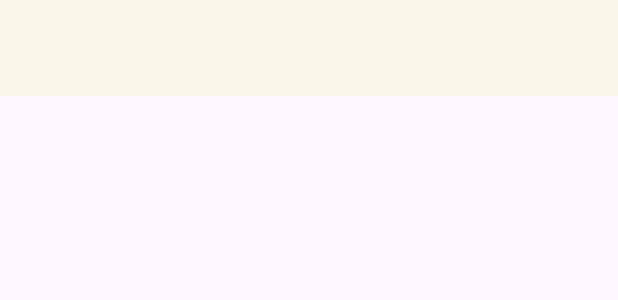
After one commit to amdsantos/horta-real, an Android app: the layout toolbar.xml on its own in the app's theme, with its tools: preview values and no code run, on a phone screen of 412 x 824 dp. The commit adds this screen. Shown: the top 300 px of the screen. Run offline under Robolectric (Android 15) with nearby library versions, the phone set to English and light mode, and no system bars.

Commit message:
CRIA toolbar

```diff
--- a/app/build.gradle
+++ b/app/build.gradle
@@ -34,11 +34,12 @@ android {
 
 dependencies {
 
-    implementation 'androidx.core:core-ktx:1.8.0'
+    implementation 'androidx.core:core-ktx:1.10.1'
     implementation 'androidx.appcompat:appcompat:1.6.1'
-    implementation 'com.google.android.material:material:1.5.0'
+    implementation 'com.google.android.material:material:1.9.0'
     implementation 'androidx.constraintlayout:constraintlayout:2.1.4'
     testImplementation 'junit:junit:4.13.2'
     androidTestImplementation 'androidx.test.ext:junit:1.1.5'
     androidTestImplementation 'androidx.test.espresso:espresso-core:3.5.1'
+    implementation 'com.google.android.material:material:1.9.0'
 }
--- /dev/null
+++ b/app/src/main/res/layout/toolbar.xml
@@ -0,0 +1,12 @@
+<?xml version="1.0" encoding="utf-8"?>
+<androidx.appcompat.widget.Toolbar xmlns:android="http://schemas.android.com/apk/res/android"
+    android:id="@+id/toolbar"
+    android:layout_width="match_parent"
+    android:layout_height="?attr/actionBarSize"
+    android:background="#FAF6EA"
+    android:elevation="4dp"
+    android:theme="@style/ThemeOverlay.AppCompat.ActionBar"
+    android:visibility="visible">
+
+
+</androidx.appcompat.widget.Toolbar>
--- a/app/src/main/res/values/strings.xml
+++ b/app/src/main/res/values/strings.xml
@@ -1,8 +1,9 @@
 <resources>
     <string name="app_name">HortaReal</string>
-    <string name="descriptio">HortaReal</string>
+
 
     //Descrições
     <string name="logo">Logo do aplicativo. Desenho de uma pequena árvore com o nome Horta Real escrito abaixo. Horta em cor vermelha e Real  na cor seila </string>
+    <string name="menu"></string>
 
 </resources>
--- a/build.gradle
+++ b/build.gradle
@@ -3,4 +3,5 @@ plugins {
     id 'com.android.application' version '8.0.1' apply false
     id 'com.android.library' version '8.0.1' apply false
     id 'org.jetbrains.kotlin.android' version '1.8.20' apply false
+
 }
```
Also changed, not shown: app/src/main/java/br/com/hortareal/MainActivity.kt (+10 -0 lines), app/src/main/res/drawable/ic_menu.xml (added, +15 -0 lines), app/src/main/res/layout/activity_main.xml (+2 -11 lines), app/src/main/res/menu/main_menu.xml (added, +19 -0 lines), app/src/main/res/drawable-hdpi/ic_menu.png (added), app/src/main/res/drawable-mdpi/ic_menu.png (added), app/src/main/res/drawable-xhdpi/ic_menu.png (added), app/src/main/res/drawable-xxhdpi/ic_menu.png (added).
